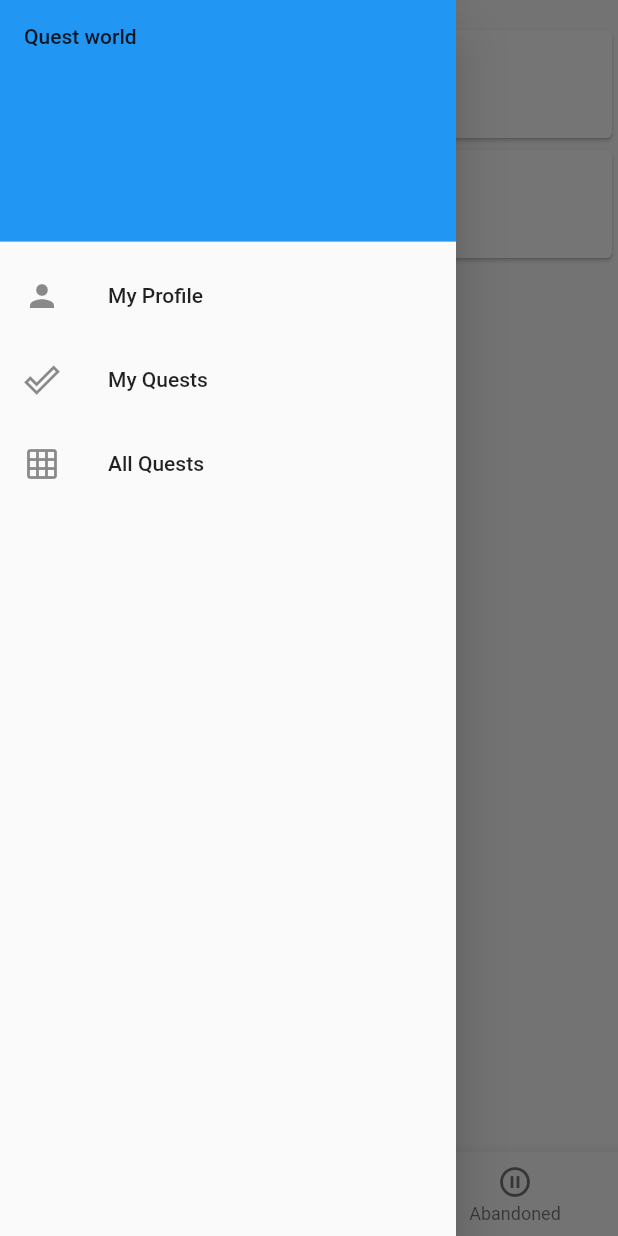
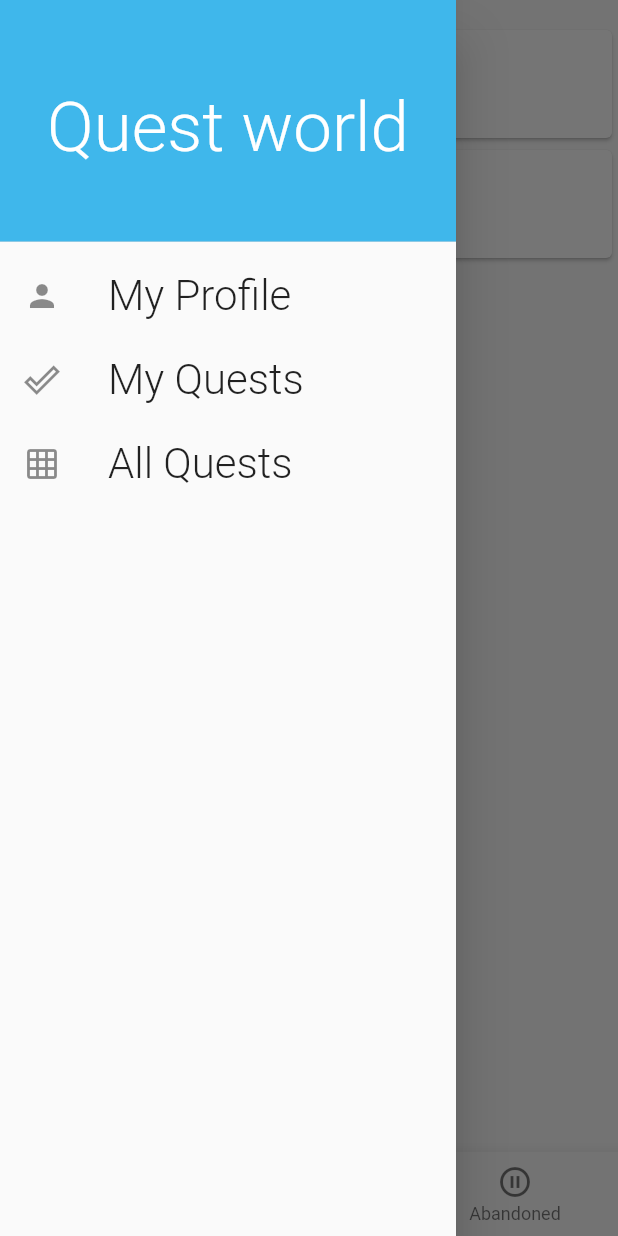
Before and after one commit to nixtaxe/QuestWorld, a Flutter app: the MainScreen screen opened directly, with the side drawer open, on a phone screen of 412 x 824 dp. Run offline on Flutter 3.47's test engine with Material 2 defaults, Android fonts, the phone set to English and light mode, and no system bars; our stand-ins replace rxdart; Roboto replaces fonts that are missing (Hind, Montserrat).

Commit message:
Change drawer style

```diff
--- a/lib/ui/main_screen.dart
+++ b/lib/ui/main_screen.dart
@@ -43,7 +43,7 @@ class _MainScreenState extends State<MainScreen> {
         bottomNavigationBar: BottomNavigationBar(
           onTap: (index) => setState(() => _currentIndex = index),
           currentIndex: _currentIndex,
-          selectedItemColor: Colors.blue,
+          selectedItemColor: Theme.of(context).primaryColor,
           items: [
             BottomNavigationBarItem(
                 icon: Icon(Icons.flag), title: Text("Active")),
@@ -64,21 +64,22 @@ class _MainScreenState extends State<MainScreen> {
         padding: EdgeInsets.zero,
         children: <Widget>[
           DrawerHeader(
-            child: Text("Quest world"),
+            child: Center(child: Text("Quest world", style: Theme.of(context).textTheme.headline,)),
             decoration: BoxDecoration(
-              color: Colors.blue,
+              color: Theme.of(context).primaryColor,
             ),
           ),
           ListTile(
-            title: Text("My Profile"),
+            title: Text("My Profile", style: Theme.of(context).textTheme.title,),
             leading: Icon(Icons.person),
           ),
           ListTile(
-            title: Text("My Quests"),
-            leading: Icon(Icons.done_outline),
-          ),
+              title: Text("My Quests", style: Theme.of(context).textTheme.title,),
+              leading: Icon(Icons.done_outline),
+              onTap: () => Navigator.pushReplacement(context,
+                  MaterialPageRoute(builder: (context) => MainScreen()))),
           ListTile(
-            title: Text("All Quests"),
+            title: Text("All Quests", style: Theme.of(context).textTheme.title,),
             leading: Icon(Icons.grid_on),
           )
         ],
```
Also changed, not shown: lib/main.dart (+10 -3 lines).
